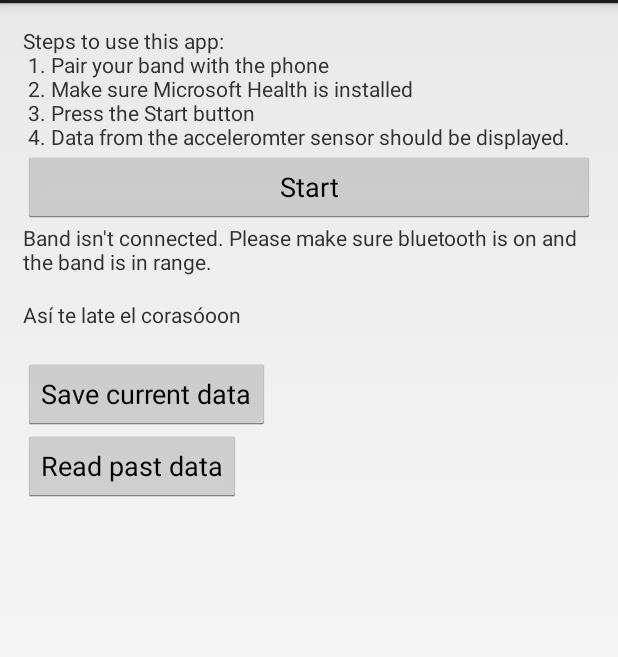
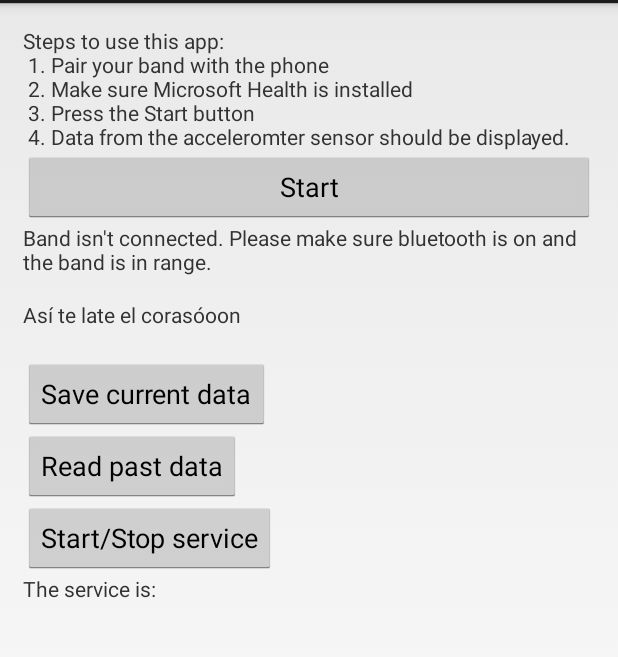
Before and after one commit to jonieva/DB, an Android app: the screen it shows after launch (BandStreamingAppActivity), after a tap on "Start", on a phone screen of 412 x 824 dp, the part 69-726 px from its top. Run offline under Robolectric (Android 15) with nearby library versions, the phone set to English and light mode, and no system bars.

Commit message:
Service that saves heart rate in Db

```diff
--- a/app/src/main/java/diabeatIT/BandStreamingAppActivity.java
+++ b/app/src/main/java/diabeatIT/BandStreamingAppActivity.java
@@ -25,15 +25,13 @@ import com.microsoft.band.BandIOException;
 import com.microsoft.band.ConnectionState;
 import com.microsoft.band.UserConsent;
 import diabeatIT.streaming.R;
-import com.microsoft.band.sensors.BandAccelerometerEvent;
-import com.microsoft.band.sensors.BandAccelerometerEventListener;
-import com.microsoft.band.sensors.BandGyroscopeEvent;
+
 import com.microsoft.band.sensors.BandHeartRateEvent;
 import com.microsoft.band.sensors.BandHeartRateEventListener;
 import com.microsoft.band.sensors.HeartRateConsentListener;
-import com.microsoft.band.sensors.SampleRate;
 
 import android.content.ContentValues;
+import android.content.Intent;
 import android.database.Cursor;
 import android.database.sqlite.SQLiteDatabase;
 import android.os.Bundle;
@@ -57,15 +55,18 @@ public class BandStreamingAppActivity extends Activity {
 	private TextView txtHeartRate;
 	private Activity mainActivity;
 
-	//private DiabeatITDbHelper dbHelper;
-	SQLiteDatabase db;
-
 	private Button btnSaveData;
 	private Button btnReadData;
 	private TextView txtDataStatus;
 	private int currentHeartRate = 0;
 
-    @Override
+	private Button btnService;
+	private boolean isServiceStarted = false;
+
+	SQLiteDatabase db;
+	private Intent serviceIntent;
+
+	@Override
     protected void onCreate(Bundle savedInstanceState) {
         super.onCreate(savedInstanceState);
         setContentView(R.layout.activity_main);
@@ -74,12 +75,13 @@ public class BandStreamingAppActivity extends Activity {
 		this.txtHeartRate = (TextView) findViewById(R.id.txtHeartRate);
 		this.txtDataStatus = (TextView) findViewById(R.id.txtDataStatus);
         this.btnStart = (Button) findViewById(R.id.btnStart);
+		this.btnService = (Button) findViewById(R.id.btnService);
 
-        this.btnStart.setOnClickListener(new OnClickListener() {
+		this.btnStart.setOnClickListener(new OnClickListener() {
 			@Override
 			public void onClick(View v) {
 				txtStatus.setText("");
-				new appTask().execute();
+				new askForConsentAppTask().execute();
 			}
 		});
 
@@ -108,9 +110,34 @@ public class BandStreamingAppActivity extends Activity {
 			}
 		});
 
+		this.btnService = (Button) findViewById(R.id.btnService);
+		this.btnService.setOnClickListener(new OnClickListener() {
+			@Override
+			public void onClick(View v) {
+				try{
+					if (serviceIntent == null) {
+						serviceIntent = new Intent(getApplicationContext(), RecordBandDataIntentService.class);
+					}
+					if (!isServiceStarted) {
+						startService(serviceIntent);
+//						myService.startService(serviceIntent);
+						isServiceStarted = true;
+					}
+					else {
+						stopService(serviceIntent);
+//						myService.stopService(serviceIntent);
+						isServiceStarted = false;
+					}
+					appendToUI("Service started: " + isServiceStarted, (TextView) findViewById(R.id.txtServiceState));
+				}
+				catch (Exception ex){
+					Log.e("MMM", ex.getStackTrace().toString());
+				}
+			}
+		});
+
+
 		this.mainActivity = this;
-
-		createDb();
     }
 
 	@Override
@@ -139,7 +166,7 @@ public class BandStreamingAppActivity extends Activity {
 	private void createDb() {
 		DiabeatITDbHelper dbHelper = new DiabeatITDbHelper(this);
 		this.db = dbHelper.getWritableDatabase();
-		Log.d("MM", "Db created");
+		Log.d("MMM", "Db created");
 	}
 
 	private void saveCurrentHeartRate() {
@@ -150,7 +177,7 @@ public class BandStreamingAppActivity extends Activity {
 		values.put("Value", currentHeartRate);
 		values.put("Date", dateStr);
 		db.insert("HeartRateEntry", "null", values);
-		Log.d("MM", "Written " + currentHeartRate + " at " + dateStr);
+		Log.d("MMM", "Written " + currentHeartRate + " at " + dateStr);
 		//appendToUI("Written " + currentHeartRate + " at " + dateStr, txtDataStatus);
 	}
 
@@ -171,7 +198,7 @@ public class BandStreamingAppActivity extends Activity {
 			int rate = c.getInt(c.getColumnIndex("Value"));
 			String date = c.getString(c.getColumnIndex("Date"));
 			//appendToUI("Read " + rate + " at " + date, txtDataStatus);
-			Log.d("MM", "Read " + rate + " at " + date);
+			Log.d("MMM", "Read " + rate + " at " + date);
 		} while(c.moveToNext());
 	}
 
@@ -203,6 +230,9 @@ public class BandStreamingAppActivity extends Activity {
 //        }
 //    };
 
+	/**
+	 * Listen to the CONSENT for reading heart rate
+	 */
 	private HeartRateConsentListener heartRateConsentListener = new HeartRateConsentListener() {
 		@Override
 		public void userAccepted(boolean b) {
@@ -210,6 +240,9 @@ public class BandStreamingAppActivity extends Activity {
 		}
 	};
 
+	/**
+	 * Listener for heart rate
+	 */
 	private BandHeartRateEventListener mHeartRateEventListener = new BandHeartRateEventListener() {
 		@Override
 		public void onBandHeartRateChanged(BandHeartRateEvent bandHeartRateEvent) {
@@ -243,7 +276,10 @@ public class BandStreamingAppActivity extends Activity {
 		return ConnectionState.CONNECTED == client.connect().await();
 	}
 
-	private class appTask extends AsyncTask<Void, Void, Void> {
+	/**
+	 * Task that asks for the consent to read heart rate
+	 */
+	private class askForConsentAppTask extends AsyncTask<Void, Void, Void> {
 		@Override
 		protected Void doInBackground(Void... params) {
 			try {
--- a/app/src/main/res/layout/activity_main.xml
+++ b/app/src/main/res/layout/activity_main.xml
@@ -49,6 +49,18 @@
         android:text="Read past data"
         android:id="@+id/btnReadData" />
 
+    <Button
+        android:layout_width="wrap_content"
+        android:layout_height="wrap_content"
+        android:text="Start/Stop service"
+        android:id="@+id/btnService" />
+
+    <TextView
+        android:layout_width="wrap_content"
+        android:layout_height="wrap_content"
+        android:text="The service is:"
+        android:id="@+id/txtServiceState" />
+
     <TextView
         android:id="@+id/txtDataStatus"
         android:layout_width="311dp"
```
Also changed, not shown: app/src/main/java/diabeatIT/RecordBandDataIntentService.java (+138 -49 lines), 1 other file.
